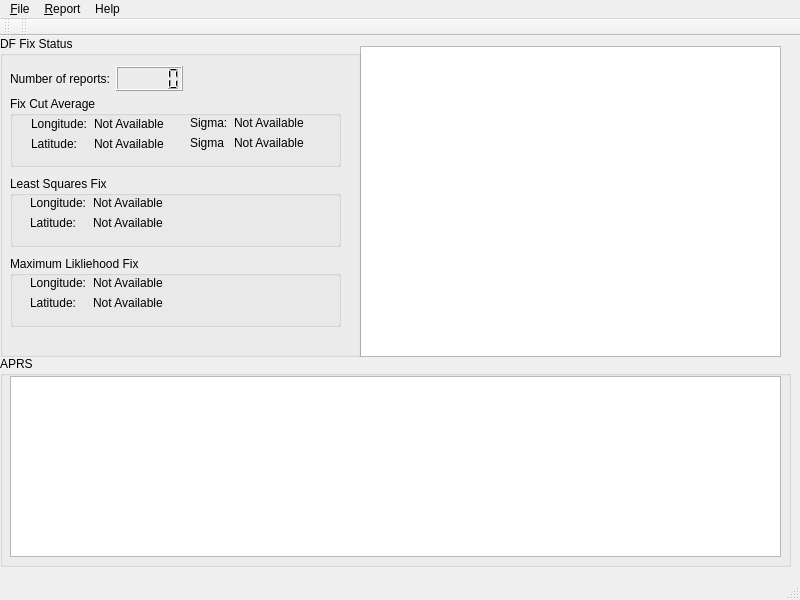
This is MainWindow.ui in tvrusso/qDF as Qt 5 draws it before an edit. The edited form follows.
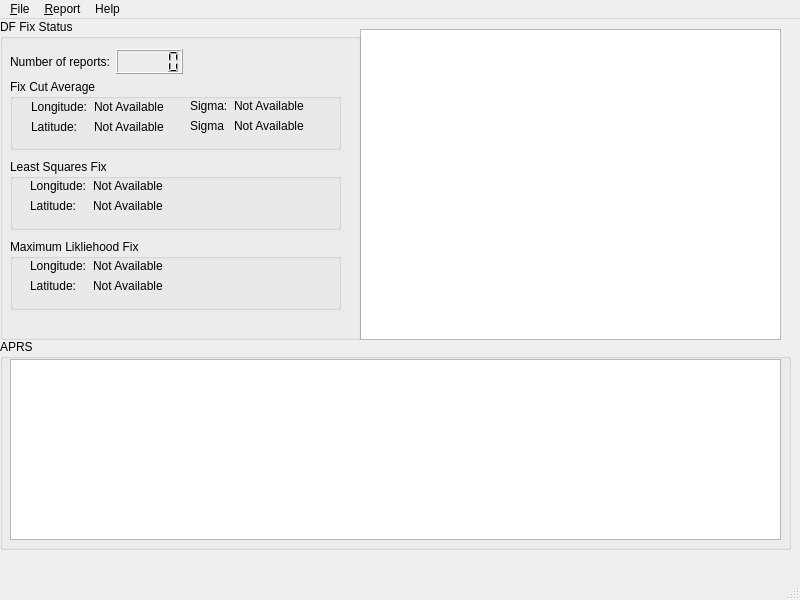
This is the edited form.

```diff
--- a/MainWindow.ui
+++ b/MainWindow.ui
@@ -16,9 +16,9 @@
    <property name="geometry" >
     <rect>
      <x>0</x>
-     <y>37</y>
+     <y>26</y>
      <width>800</width>
-     <height>540</height>
+     <height>551</height>
     </rect>
    </property>
    <widget class="QListWidget" name="reportListWidget" >
@@ -346,44 +346,6 @@
     </rect>
    </property>
   </widget>
-  <widget class="QToolBar" name="toolBar" >
-   <property name="geometry" >
-    <rect>
-     <x>0</x>
-     <y>26</y>
-     <width>11</width>
-     <height>11</height>
-    </rect>
-   </property>
-   <property name="windowTitle" >
-    <string>toolBar</string>
-   </property>
-   <attribute name="toolBarArea" >
-    <enum>TopToolBarArea</enum>
-   </attribute>
-   <attribute name="toolBarBreak" >
-    <bool>false</bool>
-   </attribute>
-  </widget>
-  <widget class="QToolBar" name="toolBar_2" >
-   <property name="geometry" >
-    <rect>
-     <x>11</x>
-     <y>26</y>
-     <width>789</width>
-     <height>11</height>
-    </rect>
-   </property>
-   <property name="windowTitle" >
-    <string>toolBar_2</string>
-   </property>
-   <attribute name="toolBarArea" >
-    <enum>TopToolBarArea</enum>
-   </attribute>
-   <attribute name="toolBarBreak" >
-    <bool>false</bool>
-   </attribute>
-  </widget>
   <action name="actionNew_Report" >
    <property name="text" >
     <string>&amp;New Report</string>
```
Left out of the diff: 2 changed lines with no effect on the pictures.
